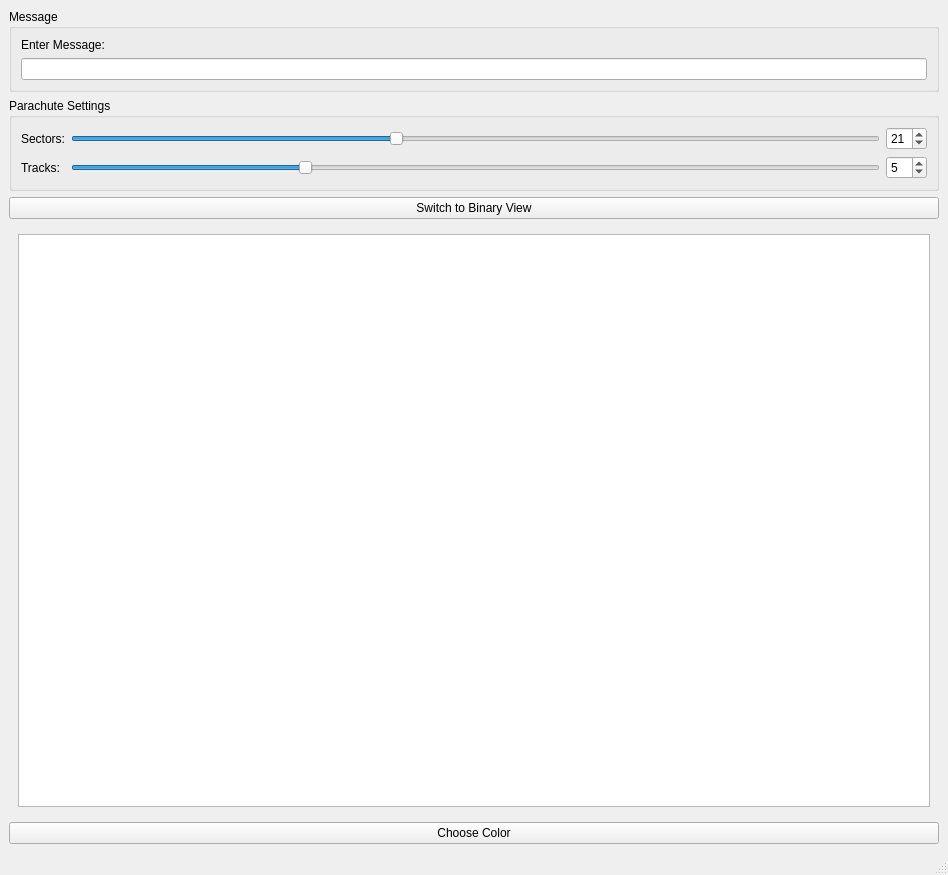
Above: src/parachute.ui from 1MrazorT1/ParachuteEncoder before the change. Below: the same form after it.
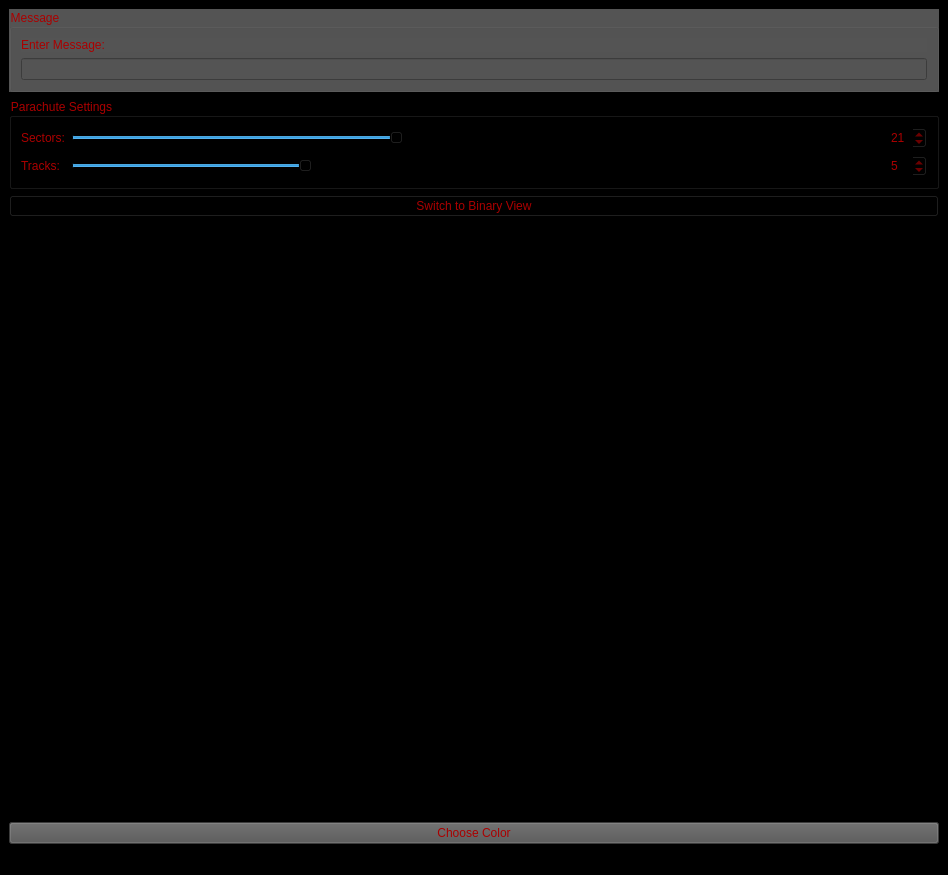
That is the form after the change.

Patch:
```diff
--- a/src/parachute.ui
+++ b/src/parachute.ui
@@ -13,10 +13,24 @@
   <property name="windowTitle">
    <string>Parachute Encoder</string>
   </property>
+  <property name="autoFillBackground">
+   <bool>false</bool>
+  </property>
+  <property name="styleSheet">
+   <string notr="true">color: rgb(170, 0, 0);
+background-color: rgb(0, 0, 0);</string>
+  </property>
   <widget class="QWidget" name="centralwidget">
+   <property name="styleSheet">
+    <string notr="true">background-color: rgb(141, 141, 141);
+background-color: rgb(0, 0, 0);</string>
+   </property>
    <layout class="QVBoxLayout" name="verticalLayout">
     <item>
      <widget class="QGroupBox" name="messageBox">
+      <property name="styleSheet">
+       <string notr="true">background-color: rgb(84, 84, 84);</string>
+      </property>
       <property name="title">
        <string>Message</string>
       </property>
@@ -168,6 +182,9 @@
     </item>
     <item>
      <widget class="QPushButton" name="colorButton">
+      <property name="styleSheet">
+       <string notr="true">background-color: rgb(84, 84, 84);</string>
+      </property>
       <property name="text">
        <string>Choose Color</string>
       </property>
```
Left out of the diff: 29 changed lines with no effect on the pictures.
